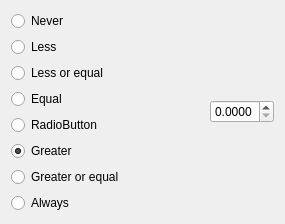
This is glxraysim/alphatestdialog.ui in ulikoehler/xraysim as Qt 5 draws it before an edit. The edited form follows.
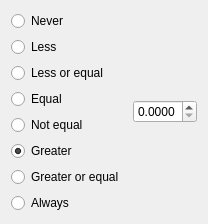
This is the edited form.

```diff
--- a/glxraysim/alphatestdialog.ui
+++ b/glxraysim/alphatestdialog.ui
@@ -6,8 +6,8 @@
    <rect>
     <x>0</x>
     <y>0</y>
-    <width>285</width>
-    <height>180</height>
+    <width>208</width>
+    <height>203</height>
    </rect>
   </property>
   <property name="sizePolicy">
@@ -53,7 +53,7 @@
      <item>
       <widget class="QRadioButton" name="notEqualRadioButton">
        <property name="text">
-        <string>RadioButton</string>
+        <string>Not equal</string>
        </property>
       </widget>
      </item>
```
